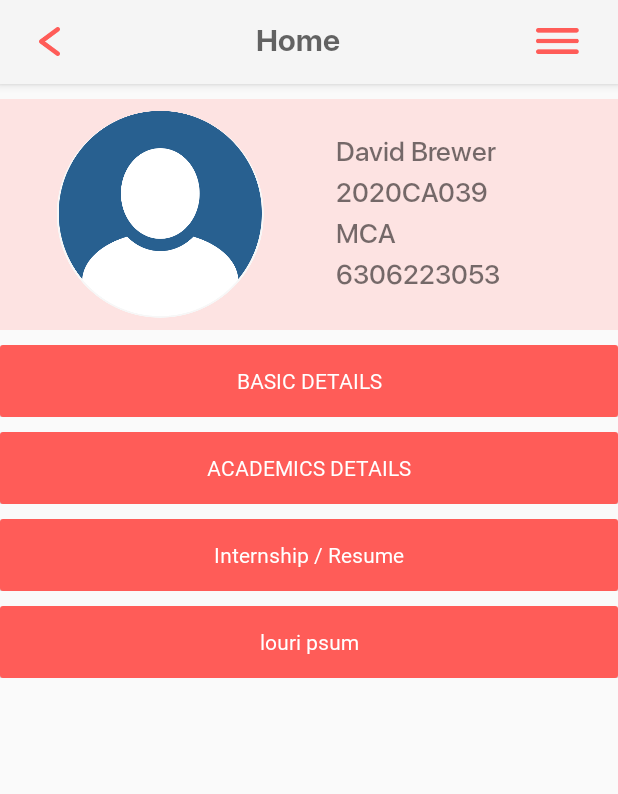
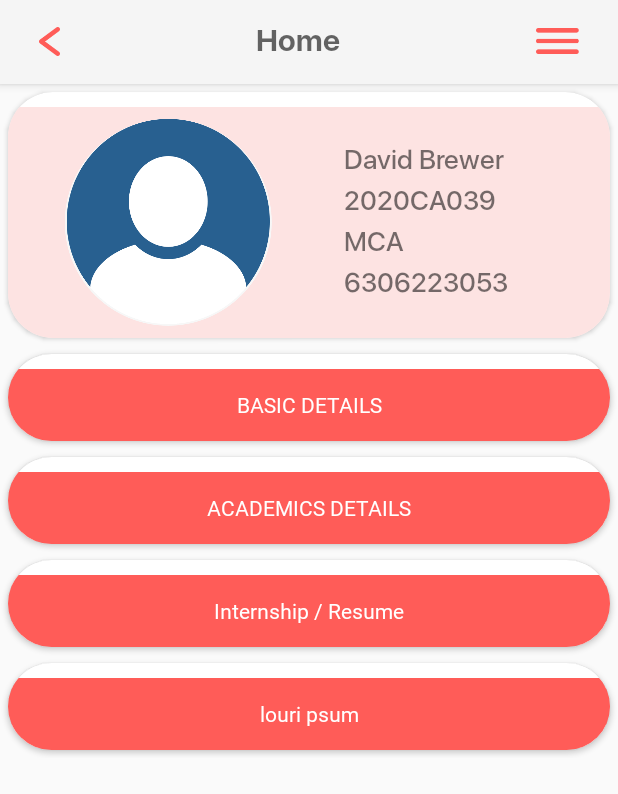
Before and after one commit to mayank-365/placeable_final, an Android app: the profile screen opened directly, with no data from a screen before it, on a phone screen of 412 x 824 dp. Shown: the top 794 px of the screen. Run offline under Robolectric (Android 15) with nearby library versions, the phone set to English and light mode, and no system bars.

Commit message:
Cardview Updated

```diff
--- a/app/src/main/java/com/example/placeable_final/MainActivity.java
+++ b/app/src/main/java/com/example/placeable_final/MainActivity.java
@@ -22,6 +22,7 @@ import android.view.animation.Animation;
 import android.view.animation.AnimationUtils;
 import android.widget.Button;
 import android.widget.ImageButton;
+import android.widget.TextView;
 import android.widget.Toast;
 
 import com.google.android.material.bottomnavigation.BottomNavigationView;
@@ -59,6 +60,7 @@ public class MainActivity extends AppCompatActivity {
                     }
                 });
 
+
         FragmentManager fragmentManager = getSupportFragmentManager();
         FragmentTransaction fragmentTransaction = fragmentManager.beginTransaction();
         fragmentTransaction.replace(R.id.fragment1,new main_fragment(),"MAIN_FRAGMENT");
@@ -76,6 +78,7 @@ public class MainActivity extends AppCompatActivity {
                     fragmentTransaction.replace(R.id.fragment1, mainFrag,"MAIN_FRAGMENT");
                     fragmentTransaction.addToBackStack("MAIN_FRAGMENT");
                     fragmentTransaction.commit();
+
                 }
                 else if(f==null || f instanceof main_fragment)
                 {
--- a/app/src/main/res/layout/fragment_student_profile.xml
+++ b/app/src/main/res/layout/fragment_student_profile.xml
@@ -11,6 +11,15 @@
         <RelativeLayout
             android:layout_width="match_parent"
             android:layout_height="wrap_content">
+
+            <androidx.cardview.widget.CardView
+                android:layout_width="match_parent"
+                android:layout_height="wrap_content"
+                android:id="@+id/cardViewProfileStatus"
+                android:layout_margin="5dp"
+                app:cardCornerRadius="30dp"
+                android:outlineAmbientShadowColor="@color/black"
+                >
             <LinearLayout
                 android:id="@+id/profile_summary"
                 android:layout_width="match_parent"
@@ -68,6 +77,17 @@
                         android:textSize="18dp" />
                 </LinearLayout>
             </LinearLayout>
+            </androidx.cardview.widget.CardView>
+
+            <androidx.cardview.widget.CardView
+                android:layout_width="match_parent"
+                android:layout_height="wrap_content"
+                android:layout_below="@+id/cardViewProfileStatus"
+                android:id="@+id/cardViewBasicDetails"
+                android:layout_margin="5dp"
+                app:cardCornerRadius="30dp"
+                android:outlineAmbientShadowColor="@color/black"
+                >
             <LinearLayout
                 android:id="@+id/profile_basicdetails"
                 android:layout_width="match_parent"
@@ -111,6 +131,17 @@
                     </androidx.constraintlayout.widget.ConstraintLayout>
                 </androidx.cardview.widget.CardView>
             </LinearLayout>
+            </androidx.cardview.widget.CardView>
+
+            <androidx.cardview.widget.CardView
+                android:layout_width="match_parent"
+                android:layout_height="wrap_content"
+                android:id="@+id/cardViewAcademicDetails"
+                android:layout_below="@+id/cardViewBasicDetails"
+                android:layout_margin="5dp"
+                app:cardCornerRadius="30dp"
+                android:outlineAmbientShadowColor="@color/black"
+                >
             <LinearLayout
                 android:id="@+id/lineaar_profilie_academics"
                 android:layout_width="match_parent"
@@ -157,6 +188,17 @@
                 </androidx.cardview.widget.CardView>
 
             </LinearLayout>
+            </androidx.cardview.widget.CardView>
+
+            <androidx.cardview.widget.CardView
+                android:layout_width="match_parent"
+                android:layout_height="wrap_content"
+                android:id="@+id/cardViewIntern"
+                android:layout_below="@+id/cardViewAcademicDetails"
+                android:layout_margin="5dp"
+                app:cardCornerRadius="30dp"
+                android:outlineAmbientShadowColor="@color/black"
+                >
             <LinearLayout
                 android:id="@+id/lineaar_internship_details"
                 android:layout_width="match_parent"
@@ -202,6 +244,17 @@
                 </androidx.cardview.widget.CardView>
 
             </LinearLayout>
+            </androidx.cardview.widget.CardView>
+
+            <androidx.cardview.widget.CardView
+                android:layout_width="match_parent"
+                android:layout_height="wrap_content"
+                android:id="@+id/cardViewLorem"
+                android:layout_below="@+id/cardViewIntern"
+                android:layout_margin="5dp"
+                app:cardCornerRadius="30dp"
+                android:outlineAmbientShadowColor="@color/black"
+                >
             <LinearLayout
                 android:layout_width="match_parent"
                 android:layout_height="wrap_content"
@@ -245,7 +298,11 @@
                     </androidx.constraintlayout.widget.ConstraintLayout>
                 </androidx.cardview.widget.CardView>
 
-            </LinearLayout></RelativeLayout></ScrollView>
+            </LinearLayout>
+            </androidx.cardview.widget.CardView>
+
+        </RelativeLayout>
+    </ScrollView>
 
 
 </RelativeLayout>
```
Also changed, not shown: app/src/main/res/layout/fragment_main_fragment.xml (+31 -3 lines).
